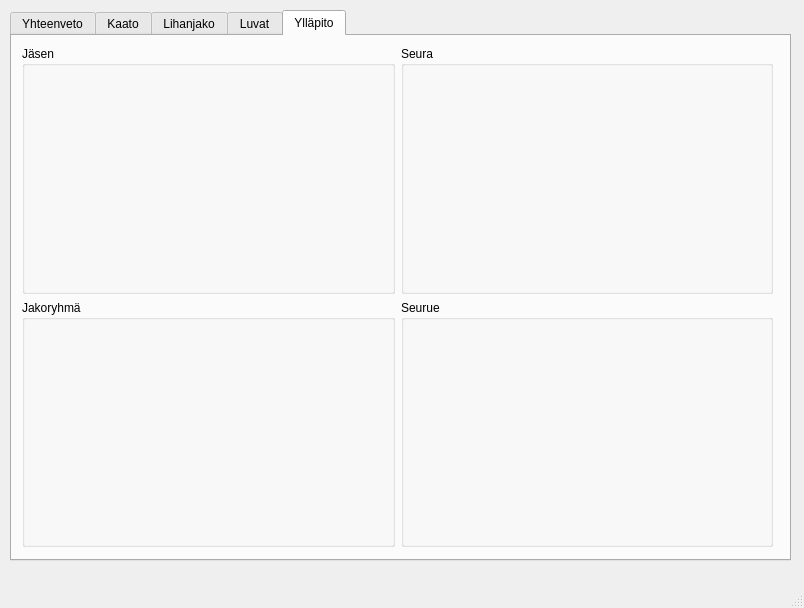
The window that MultiPageMainWindow.ui (janlevea/hirviporukka) describes before a commit, drawn with Qt 5.
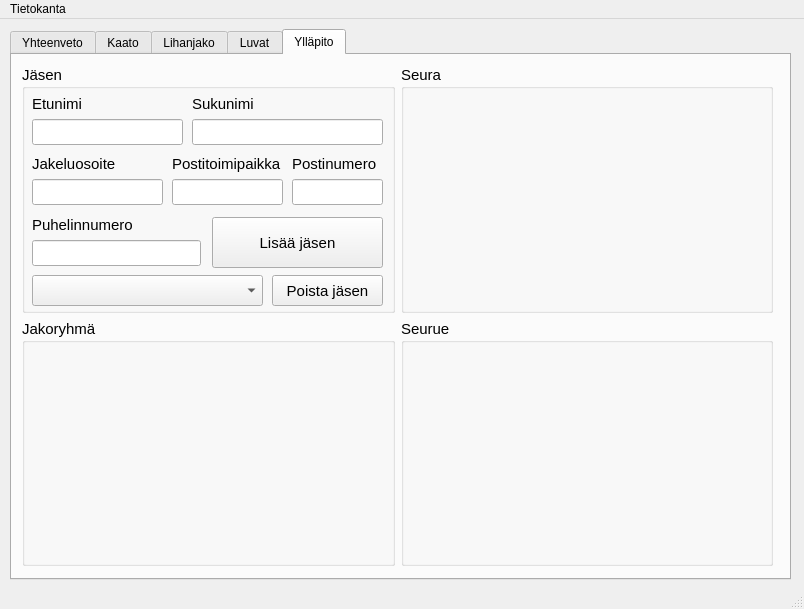
The same window after the commit. The open tabs and pages were chosen to show the change.

What changed in the file:
```diff
--- a/MultiPageMainWindow.ui
+++ b/MultiPageMainWindow.ui
@@ -7,7 +7,7 @@
     <x>0</x>
     <y>0</y>
     <width>804</width>
-    <height>608</height>
+    <height>609</height>
    </rect>
   </property>
   <property name="windowTitle">
@@ -27,7 +27,7 @@
      <locale language="Finnish" country="Finland"/>
     </property>
     <property name="currentIndex">
-     <number>0</number>
+     <number>4</number>
     </property>
     <widget class="QWidget" name="summaryPage">
      <attribute name="title">
@@ -894,34 +894,255 @@
        </rect>
       </property>
       <layout class="QGridLayout" name="gridLayout">
-       <item row="0" column="0">
-        <widget class="QGroupBox" name="groupBox_4">
-         <property name="title">
-          <string>Jäsen</string>
-         </property>
-        </widget>
-       </item>
        <item row="0" column="1">
         <widget class="QGroupBox" name="groupBox">
+         <property name="font">
+          <font>
+           <pointsize>11</pointsize>
+          </font>
+         </property>
          <property name="title">
           <string>Seura</string>
          </property>
         </widget>
        </item>
-       <item row="1" column="0">
-        <widget class="QGroupBox" name="groupBox_3">
-         <property name="title">
-          <string>Jakoryhmä</string>
-         </property>
-        </widget>
-       </item>
        <item row="1" column="1">
         <widget class="QGroupBox" name="groupBox_2">
+         <property name="font">
+          <font>
+           <pointsize>11</pointsize>
+          </font>
+         </property>
          <property name="title">
           <string>Seurue</string>
          </property>
         </widget>
        </item>
+       <item row="1" column="0">
+        <widget class="QGroupBox" name="groupBox_3">
+         <property name="font">
+          <font>
+           <pointsize>11</pointsize>
+          </font>
+         </property>
+         <property name="title">
+          <string>Jakoryhmä</string>
+         </property>
+        </widget>
+       </item>
+       <item row="0" column="0">
+        <widget class="QGroupBox" name="groupBox_4">
+         <property name="font">
+          <font>
+           <pointsize>11</pointsize>
+          </font>
+         </property>
+         <property name="title">
+          <string>Jäsen</string>
+         </property>
+         <widget class="QPushButton" name="memberSavePushButton">
+          <property name="geometry">
+           <rect>
+            <x>190</x>
+            <y>152</y>
+            <width>171</width>
+            <height>51</height>
+           </rect>
+          </property>
+          <property name="text">
+           <string>Lisää jäsen</string>
+          </property>
+         </widget>
+         <widget class="QComboBox" name="memeberDeleteComboBox">
+          <property name="geometry">
+           <rect>
+            <x>10</x>
+            <y>210</y>
+            <width>231</width>
+            <height>31</height>
+           </rect>
+          </property>
+          <property name="placeholderText">
+           <string>Poistettava jäsen</string>
+          </property>
+         </widget>
+         <widget class="QPushButton" name="memberDeletePushButton">
+          <property name="geometry">
+           <rect>
+            <x>250</x>
+            <y>210</y>
+            <width>111</width>
+            <height>31</height>
+           </rect>
+          </property>
+          <property name="text">
+           <string>Poista jäsen</string>
+          </property>
+         </widget>
+         <widget class="QWidget" name="">
+          <property name="geometry">
+           <rect>
+            <x>10</x>
+            <y>30</y>
+            <width>151</width>
+            <height>50</height>
+           </rect>
+          </property>
+          <layout class="QVBoxLayout" name="verticalLayout_22">
+           <item>
+            <widget class="QLabel" name="firstNameLabel">
+             <property name="font">
+              <font>
+               <pointsize>11</pointsize>
+              </font>
+             </property>
+             <property name="text">
+              <string>Etunimi</string>
+             </property>
+            </widget>
+           </item>
+           <item>
+            <widget class="QLineEdit" name="firstNameLineEdit"/>
+           </item>
+          </layout>
+         </widget>
+         <widget class="QWidget" name="">
+          <property name="geometry">
+           <rect>
+            <x>170</x>
+            <y>30</y>
+            <width>191</width>
+            <height>50</height>
+           </rect>
+          </property>
+          <layout class="QVBoxLayout" name="verticalLayout_23">
+           <item>
+            <widget class="QLabel" name="lastNameLabel">
+             <property name="font">
+              <font>
+               <pointsize>11</pointsize>
+              </font>
+             </property>
+             <property name="text">
+              <string>Sukunimi</string>
+             </property>
+            </widget>
+           </item>
+           <item>
+            <widget class="QLineEdit" name="lastNameLineEdit"/>
+           </item>
+          </layout>
+         </widget>
+         <widget class="QWidget" name="">
+          <property name="geometry">
+           <rect>
+            <x>10</x>
+            <y>90</y>
+            <width>131</width>
+            <height>50</height>
+           </rect>
+          </property>
+          <layout class="QVBoxLayout" name="verticalLayout_24">
+           <item>
+            <widget class="QLabel" name="addressLabel">
+             <property name="font">
+              <font>
+               <pointsize>11</pointsize>
+              </font>
+             </property>
+             <property name="text">
+              <string>Jakeluosoite</string>
+             </property>
+            </widget>
+           </item>
+           <item>
+            <widget class="QLineEdit" name="adressLineEdit"/>
+           </item>
+          </layout>
+         </widget>
+         <widget class="QWidget" name="">
+          <property name="geometry">
+           <rect>
+            <x>270</x>
+            <y>90</y>
+            <width>91</width>
+            <height>50</height>
+           </rect>
+          </property>
+          <layout class="QVBoxLayout" name="verticalLayout_25">
+           <item>
+            <widget class="QLabel" name="zipCodeLabel">
+             <property name="font">
+              <font>
+               <pointsize>11</pointsize>
+              </font>
+             </property>
+             <property name="text">
+              <string>Postinumero</string>
+             </property>
+            </widget>
+           </item>
+           <item>
+            <widget class="QLineEdit" name="zipCodeLineEdit"/>
+           </item>
+          </layout>
+         </widget>
+         <widget class="QWidget" name="">
+          <property name="geometry">
+           <rect>
+            <x>150</x>
+            <y>90</y>
+            <width>111</width>
+            <height>50</height>
+           </rect>
+          </property>
+          <layout class="QVBoxLayout" name="verticalLayout_26">
+           <item>
+            <widget class="QLabel" name="cityLabel">
+             <property name="font">
+              <font>
+               <pointsize>11</pointsize>
+              </font>
+             </property>
+             <property name="text">
+              <string>Postitoimipaikka</string>
+             </property>
+            </widget>
+           </item>
+           <item>
+            <widget class="QLineEdit" name="cityLineEdit"/>
+           </item>
+          </layout>
+         </widget>
+         <widget class="QWidget" name="">
+          <property name="geometry">
+           <rect>
+            <x>10</x>
+            <y>150</y>
+            <width>169</width>
+            <height>51</height>
+           </rect>
+          </property>
+          <layout class="QVBoxLayout" name="verticalLayout_27">
+           <item>
+            <widget class="QLabel" name="phoneNumberLabel">
+             <property name="font">
+              <font>
+               <pointsize>11</pointsize>
+              </font>
+             </property>
+             <property name="text">
+              <string>Puhelinnumero</string>
+             </property>
+            </widget>
+           </item>
+           <item>
+            <widget class="QLineEdit" name="phoneNumberLineEdit"/>
+           </item>
+          </layout>
+         </widget>
+        </widget>
+       </item>
       </layout>
      </widget>
     </widget>
@@ -936,8 +1157,26 @@
      <height>21</height>
     </rect>
    </property>
+   <widget class="QMenu" name="menuTietokanta">
+    <property name="title">
+     <string>Tietokanta</string>
+    </property>
+    <addaction name="actionServerSettings"/>
+   </widget>
+   <addaction name="menuTietokanta"/>
   </widget>
   <widget class="QStatusBar" name="statusbar"/>
+  <action name="actionServerSettings">
+   <property name="text">
+    <string>Palvelinasetukset...</string>
+   </property>
+   <property name="toolTip">
+    <string>Muuta tietokantapalvelimen asetuksia</string>
+   </property>
+   <property name="shortcut">
+    <string>Ctrl+D</string>
+   </property>
+  </action>
  </widget>
  <tabstops>
   <tabstop>tabWidget</tabstop>
```
